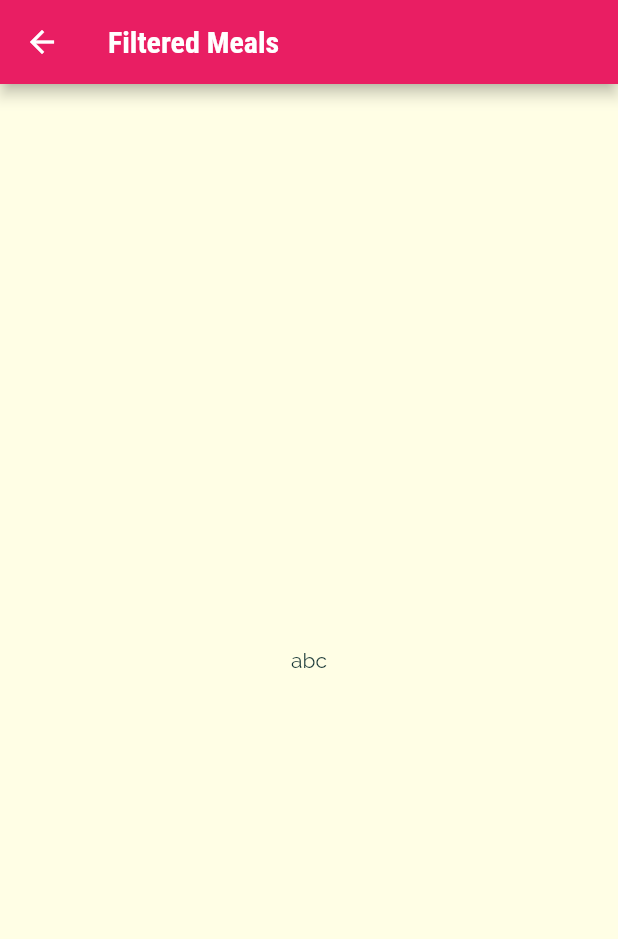
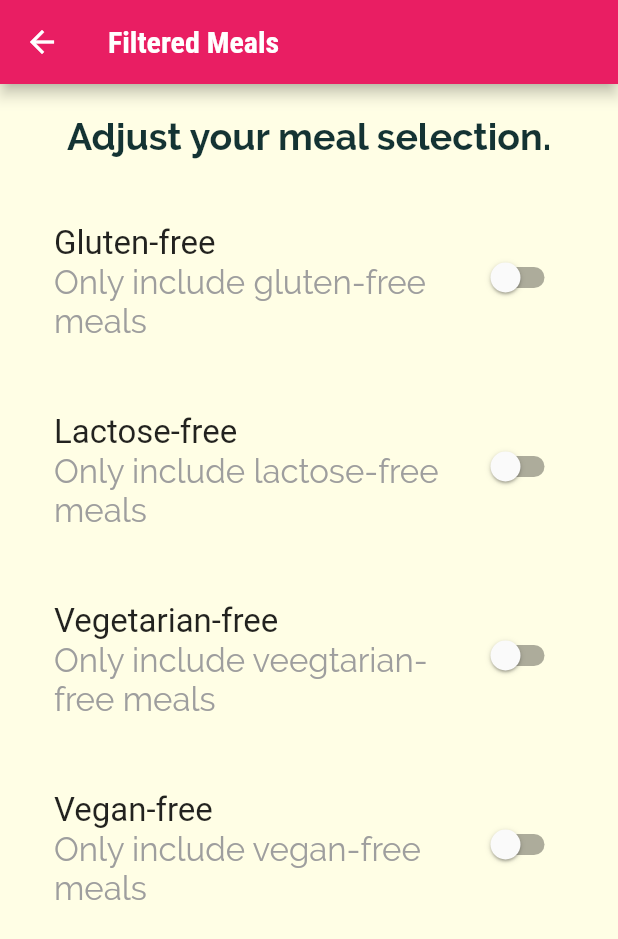
Before and after one commit to Tris-909/Flutter, a Flutter app: the screen it shows after launch, in the side drawer, after a tap on "Settings", on a phone screen of 412 x 824 dp. Shown: the top 939 px of the screen. Run offline on Flutter 3.47's test engine with Material 2 defaults, Android fonts, the phone set to English and light mode, and no system bars.

Commit message:
(52) Adding filter widgets for Filtered Screen

```diff
--- a/meal_app/lib/screens/filtered_screen.dart
+++ b/meal_app/lib/screens/filtered_screen.dart
@@ -1,16 +1,98 @@
 import 'package:flutter/material.dart';
 
-class FilteredScreen extends StatelessWidget {
+class FilteredScreen extends StatefulWidget {
   static String routeName = "/filtered_meals";
+
+  @override
+  FilteredScreenState createState() => FilteredScreenState();
+}
+
+class FilteredScreenState extends State {
+  bool glutenFree = false;
+  bool vegetarianFree = false;
+  bool vegan = false;
+  bool lactoseFree = false;
+
+  Widget buildOptionWidget(
+      String title, String subTitle, bool switchValue, Function switchHandler) {
+    return Padding(
+        padding: EdgeInsets.all(20),
+        child: ListTile(
+          title: Text(
+            title,
+            style: TextStyle(fontSize: 22),
+          ),
+          subtitle: Text(
+            subTitle,
+            style: TextStyle(fontSize: 22, color: Colors.grey),
+          ),
+          trailing: Switch(
+              value: switchValue,
+              onChanged: (value) {
+                switchHandler(value);
+              }),
+        ));
+  }
 
   @override
   Widget build(BuildContext context) {
     return Scaffold(
-        appBar: AppBar(
-          title: Text('Filtered Meals'),
-        ),
-        body: Center(
-          child: Text('abc'),
-        ));
+      appBar: AppBar(
+        title: Text('Filtered Meals'),
+      ),
+      body: Column(
+        children: [
+          Container(
+            margin: EdgeInsets.all(20),
+            child: Center(
+              child: Text(
+                "Adjust your meal selection.",
+                style: TextStyle(fontSize: 25, fontWeight: FontWeight.bold),
+              ),
+            ),
+          ),
+          buildOptionWidget(
+            'Gluten-free',
+            'Only include gluten-free meals',
+            glutenFree,
+            (newValue) {
+              setState(() {
+                glutenFree = newValue;
+              });
+            },
+          ),
+          buildOptionWidget(
+            'Lactose-free',
+            'Only include lactose-free meals',
+            lactoseFree,
+            (newValue) {
+              setState(() {
+                lactoseFree = newValue;
+              });
+            },
+          ),
+          buildOptionWidget(
+            'Vegetarian-free',
+            'Only include veegtarian-free meals',
+            vegetarianFree,
+            (newValue) {
+              setState(() {
+                vegetarianFree = newValue;
+              });
+            },
+          ),
+          buildOptionWidget(
+            'Vegan-free',
+            'Only include vegan-free meals',
+            vegan,
+            (newValue) {
+              setState(() {
+                vegan = newValue;
+              });
+            },
+          ),
+        ],
+      ),
+    );
   }
 }
```
